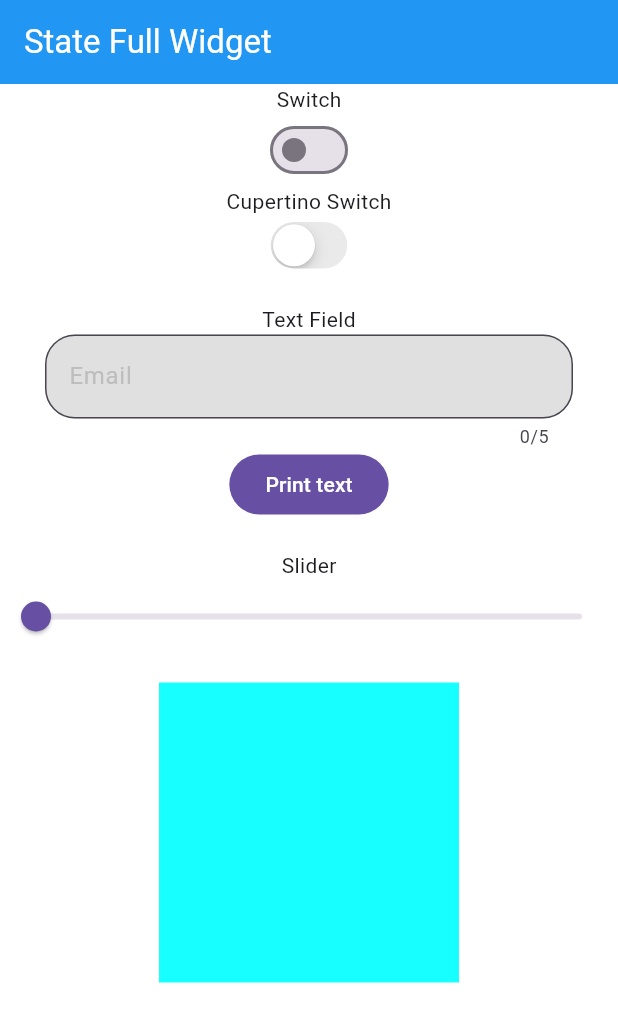
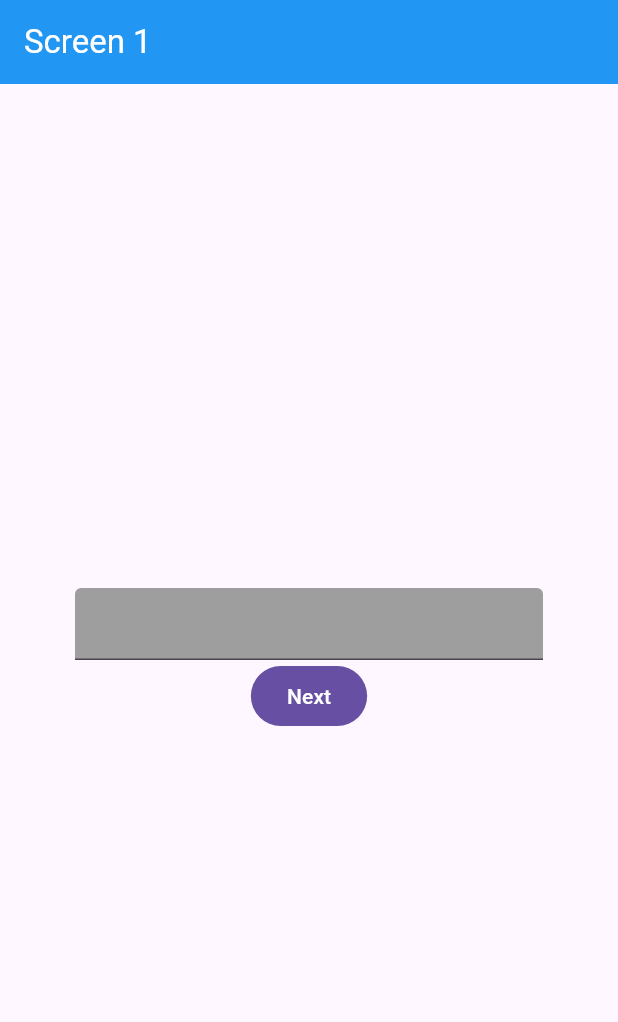
Before and after one commit to VishishtaDilsara/first-flutter-app, a Flutter app: the screen it shows after launch, on a phone screen of 412 x 824 dp. Shown: the top 1022 px of the screen. Run offline on Flutter 3.47's test engine with Material 3 defaults, Android fonts, the phone set to English and light mode, and no system bars.

Commit message:
Navigate by returing values

```diff
--- a/lib/main.dart
+++ b/lib/main.dart
@@ -1,4 +1,5 @@
 import 'package:first_flutter_app/screens/home_page.dart';
+import 'package:first_flutter_app/screens/screen1.dart';
 import 'package:first_flutter_app/screens/statefull_ex.dart';
 import 'package:flutter/material.dart';
 
@@ -13,9 +14,6 @@ class MyApp extends StatelessWidget {
 
   @override
   Widget build(BuildContext context) {
-    return MaterialApp(
-      debugShowCheckedModeBanner: false,
-      home: StateFullWidgetExample(),
-    );
+    return MaterialApp(debugShowCheckedModeBanner: false, home: Screen1());
   }
 }
--- /dev/null
+++ b/lib/screens/screen1.dart
@@ -0,0 +1,48 @@
+import 'package:first_flutter_app/screens/screen2.dart';
+import 'package:flutter/material.dart';
+
+class Screen1 extends StatefulWidget {
+  const Screen1({super.key});
+
+  @override
+  State<Screen1> createState() => _Screen1State();
+}
+
+class _Screen1State extends State<Screen1> {
+  TextEditingController textController = TextEditingController();
+
+  @override
+  Widget build(BuildContext context) {
+    return Scaffold(
+      appBar: AppBar(
+        title: Text('Screen 1'),
+        backgroundColor: Colors.blue,
+        foregroundColor: Colors.white,
+      ),
+      body: Padding(
+        padding: EdgeInsetsGeometry.symmetric(horizontal: 50),
+        child: Column(
+          mainAxisAlignment: MainAxisAlignment.center,
+          children: [
+            TextField(
+              controller: textController,
+              decoration: InputDecoration(fillColor: Colors.grey, filled: true),
+              style: TextStyle(color: Colors.white),
+            ),
+            FilledButton(
+              onPressed: () {
+                Navigator.push(
+                  context,
+                  MaterialPageRoute(
+                    builder: (context) => Screen2(text: textController.text),
+                  ),
+                );
+              },
+              child: Text('Next'),
+            ),
+          ],
+        ),
+      ),
+    );
+  }
+}
```
Also changed, not shown: lib/screens/screen2.dart (added, +23 -0 lines), 1 other file.
